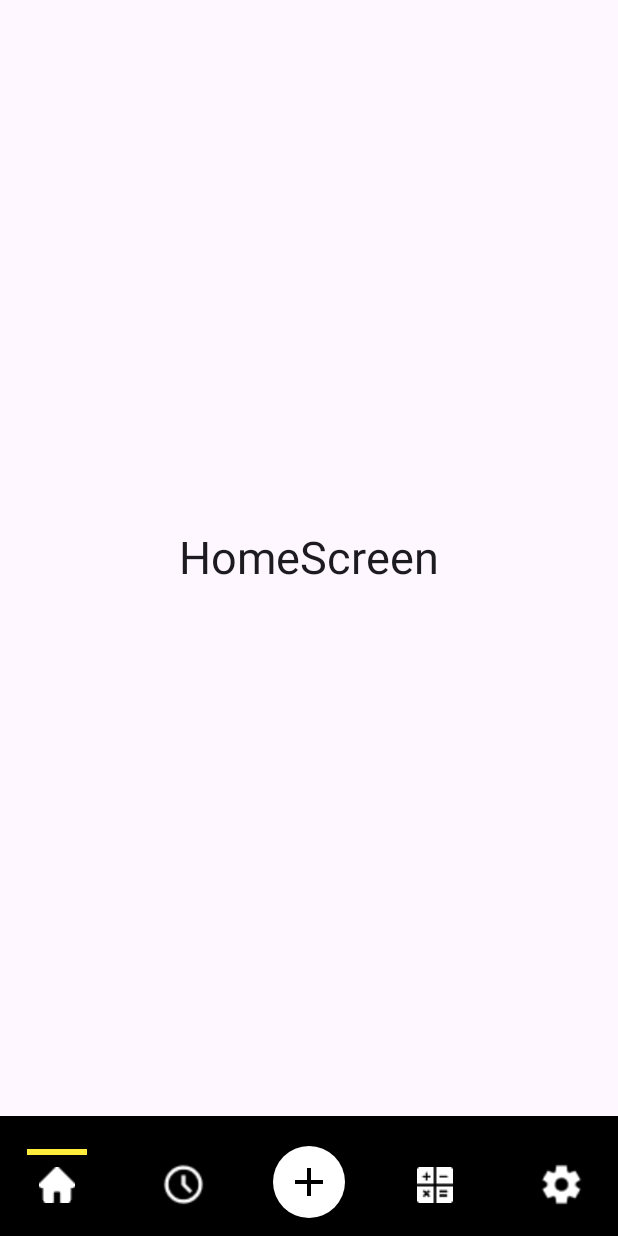
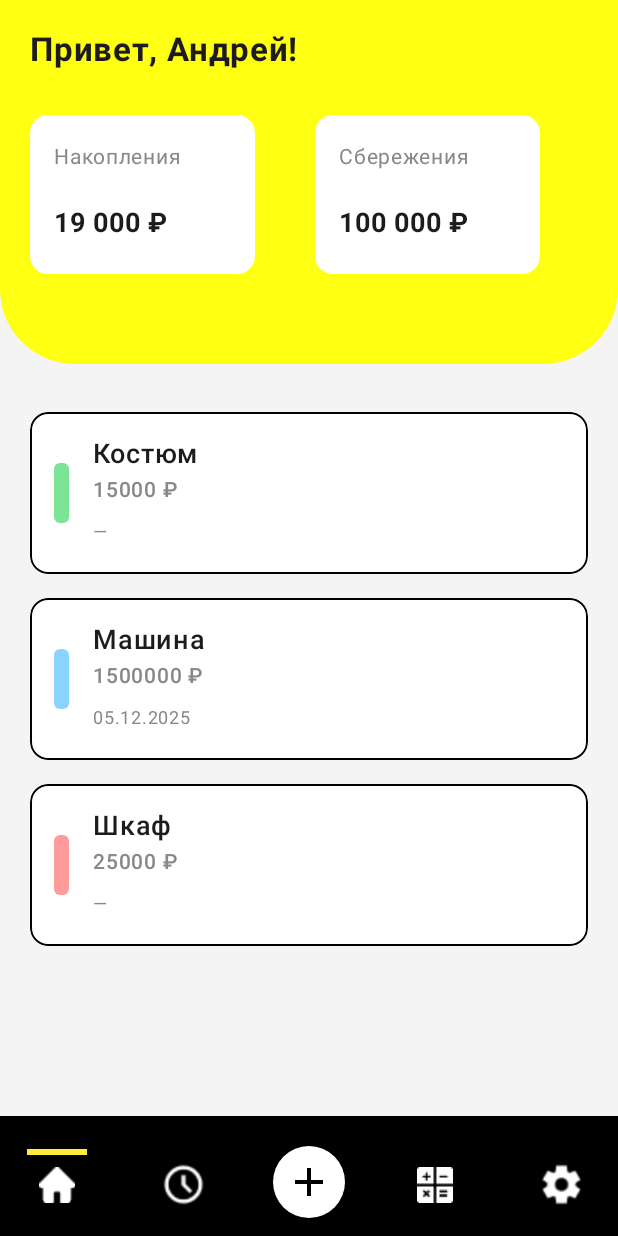
Before and after one commit to durka225/chillOut, an Android app built with Jetpack Compose: the MainScreen screen opened through its navigation route, on a phone screen of 412 x 824 dp. Run offline under Robolectric (Android 15) with nearby library versions, the phone set to English and light mode, and no system bars.

Commit message:
HomeScreen

```diff
--- a/app/build.gradle.kts
+++ b/app/build.gradle.kts
@@ -54,6 +54,7 @@ dependencies {
     implementation(libs.androidx.compose.material3)
     implementation(libs.androidx.compose.runtime)
     implementation(libs.androidx.navigation.compose)
+    implementation(libs.androidx.compose.foundation.layout)
     testImplementation(libs.junit)
     androidTestImplementation(libs.androidx.junit)
     androidTestImplementation(libs.androidx.espresso.core)
--- a/app/src/main/java/com/example/chillout/presentation/MainActivity.kt
+++ b/app/src/main/java/com/example/chillout/presentation/MainActivity.kt
@@ -7,6 +7,8 @@ import androidx.activity.enableEdgeToEdge
 import androidx.compose.foundation.layout.fillMaxSize
 import androidx.compose.foundation.layout.padding
 import androidx.compose.material3.Scaffold
+import androidx.compose.material3.Surface
+import androidx.compose.material3.dynamicLightColorScheme
 import androidx.compose.runtime.Composable
 import androidx.compose.ui.Modifier
 import androidx.compose.ui.tooling.preview.Preview
@@ -20,10 +22,11 @@ class MainActivity : ComponentActivity() {
         super.onCreate(savedInstanceState)
         enableEdgeToEdge()
         setContent {
-            Scaffold(modifier = Modifier.fillMaxSize()) { innerPadding ->
-                MainContent(
-                    modifier = Modifier.padding(innerPadding).fillMaxSize()
-                )
+            ChillOutTheme(dynamicColor = false) {
+                Surface (modifier = Modifier.fillMaxSize()) {
+                    MainContent(
+                    )
+                }
             }
         }
     }
--- a/app/src/main/java/com/example/chillout/presentation/screen/main/MainScreen.kt
+++ b/app/src/main/java/com/example/chillout/presentation/screen/main/MainScreen.kt
@@ -15,6 +15,8 @@ import com.example.chillout.presentation.navigation.Screen
 import com.example.chillout.presentation.screen.main.calculator_buy.CalculatorBuyScreen
 import com.example.chillout.presentation.screen.main.history.HistoryScreen
 import com.example.chillout.presentation.screen.main.home.HomeScreen
+import com.example.chillout.presentation.screen.main.home.MoneyItem
+import com.example.chillout.presentation.screen.main.home.Purchase
 import com.example.chillout.presentation.screen.main.navigation.BottomNavigationBar
 import com.example.chillout.presentation.screen.main.navigation.MainScreenNavigationRoute
 import com.example.chillout.presentation.screen.main.new_buy.NewBuyScreen
@@ -37,7 +39,26 @@ fun MainScreen (
             startDestination = MainScreenNavigationRoute.Home
         ){
             composable<MainScreenNavigationRoute.Home> {
-                HomeScreen()
+                HomeScreen("Андрей", money = MoneyItem(19000,100000), purchases = listOf(
+                    Purchase(
+                        name = "Костюм",
+                        price = 15000,
+                        categoryName = "green",
+                        datalock = "—"
+                    ),
+                    Purchase(
+                        name = "Машина",
+                        price = 1_500_000,
+                        categoryName = "blue",
+                        datalock = "05.12.2025"
+                    ),
+                    Purchase(
+                        name = "Шкаф",
+                        price = 25000,
+                        categoryName = "red",
+                        datalock = "—"
+                    )
+                ))
             }
             composable<MainScreenNavigationRoute.History> {
                 HistoryScreen()
--- a/app/src/main/java/com/example/chillout/presentation/screen/main/home/HomeScreen.kt
+++ b/app/src/main/java/com/example/chillout/presentation/screen/main/home/HomeScreen.kt
@@ -1,28 +1,76 @@
 package com.example.chillout.presentation.screen.main.home
 
+import androidx.compose.foundation.background
 import androidx.compose.foundation.layout.Arrangement
 import androidx.compose.foundation.layout.Column
+import androidx.compose.foundation.layout.Spacer
 import androidx.compose.foundation.layout.fillMaxSize
+import androidx.compose.foundation.layout.height
+import androidx.compose.foundation.rememberScrollState
+import androidx.compose.foundation.verticalScroll
 import androidx.compose.material3.Text
 import androidx.compose.runtime.Composable
 import androidx.compose.ui.Alignment
 import androidx.compose.ui.Modifier
+import androidx.compose.ui.graphics.Color
+import androidx.compose.ui.tooling.preview.Preview
+import androidx.compose.ui.unit.dp
 import androidx.compose.ui.unit.sp
+import com.example.chillout.presentation.screen.main.new_buy.NewBuyScreen
+import com.example.chillout.presentation.ui.component.GreetingHeader
+import com.example.chillout.presentation.ui.component.NewPurchase
 
 @Composable
-fun HomeScreen (
+fun HomeScreen(
+    name: String = "Андрей",
+    money: MoneyItem,
+    purchases: List<Purchase>
+) {
+    Column(
+        modifier = Modifier
+            .fillMaxSize()
+            .background(Color(0xFFF4F4F4))
+            .verticalScroll(rememberScrollState())
+    ) {
+        GreetingHeader(name = name, money = money)
 
-){
-    Column(
-        modifier = Modifier.fillMaxSize(),
-        verticalArrangement = Arrangement.Center,
-        horizontalAlignment = Alignment.CenterHorizontally
+        Spacer(Modifier.height(24.dp))
 
-    ) {
-        Text(
-            text = "HomeScreen",
-            fontSize = 30.sp
+        purchases.forEach { purchase ->
+            NewPurchase(purchase = purchase)
+        }
+    }
+}
+
+
+@Composable
+@Preview (showBackground = true)
+fun HomeScreenPreview(){
+    HomeScreen(
+        name = "Андрей",
+        money = MoneyItem(
+            savingMoney = 50_000,
+            currentMoney = 150_000
+        ),
+        purchases = listOf(
+            Purchase(
+                name = "Костюм",
+                price = 15000,
+                categoryName = "green",
+                datalock = "—"
+            ),
+            Purchase(
+                name = "Машина",
+                price = 1_500_000,
+                categoryName = "blue",
+                datalock = "05.12.2025"
+            ),
+            Purchase(
+                name = "Шкаф",
+                price = 25000,
+                categoryName = "red",
+                datalock = "—"
+            )
         )
-    }
-
+    )
 }
--- /dev/null
+++ b/app/src/main/java/com/example/chillout/presentation/screen/main/home/MoneyItem.kt
@@ -0,0 +1,6 @@
+package com.example.chillout.presentation.screen.main.home
+
+data class MoneyItem(
+    val savingMoney: Int,
+    val currentMoney: Int
+)
--- /dev/null
+++ b/app/src/main/java/com/example/chillout/presentation/screen/main/home/Purchase.kt
@@ -0,0 +1,8 @@
+package com.example.chillout.presentation.screen.main.home
+
+data class Purchase(
+    val name: String,
+    val price: Int,
+    val categoryName: String,
+    val datalock: String
+)
--- a/app/src/main/java/com/example/chillout/presentation/screen/main/new_buy/NewBuyScreen.kt
+++ b/app/src/main/java/com/example/chillout/presentation/screen/main/new_buy/NewBuyScreen.kt
@@ -1,6 +1,7 @@
 package com.example.chillout.presentation.screen.main.new_buy
 
 import androidx.compose.foundation.background
+import androidx.compose.foundation.layout.Box
 import androidx.compose.foundation.layout.Column
 import androidx.compose.foundation.layout.Row
 import androidx.compose.foundation.layout.fillMaxSize
@@ -39,11 +40,14 @@ fun NewBuyScreen(
         Row(
             modifier = Modifier.fillMaxWidth()
         ) {
-            Text(
-                modifier = Modifier.padding(top = 25.dp, start = 30.dp),
-                text = "Добавление\nпокупки",
-                fontSize = 40.sp
-            )
+            Box() {
+                Text(
+                    modifier = Modifier.padding(top = 20.dp, start = 30.dp),
+                    text = "Добавление\nпокупки",
+                    fontSize = 40.sp,
+                    lineHeight = 40.sp
+                )
+            }
         }
 
         Card(
--- a/app/src/main/java/com/example/chillout/presentation/screen/user_profile_setup/UserProfileSetupScreen.kt
+++ b/app/src/main/java/com/example/chillout/presentation/screen/user_profile_setup/UserProfileSetupScreen.kt
@@ -38,7 +38,7 @@ fun UserProfileSetupScreen(
         horizontalAlignment = Alignment.CenterHorizontally
     ) {
         Row(
-        modifier = Modifier.fillMaxWidth()
+        modifier = Modifier.fillMaxWidth().padding(top = 20.dp)
         ) {
             Text(
                 modifier = Modifier.padding(top = 25.dp, start = 30.dp),
--- /dev/null
+++ b/app/src/main/java/com/example/chillout/presentation/ui/component/GreetingHeader.kt
@@ -0,0 +1,59 @@
+package com.example.chillout.presentation.ui.component
+
+import androidx.compose.foundation.background
+import androidx.compose.foundation.layout.Arrangement
+import androidx.compose.foundation.layout.Box
+import androidx.compose.foundation.layout.Column
+import androidx.compose.foundation.layout.Row
+import androidx.compose.foundation.layout.Spacer
+import androidx.compose.foundation.layout.fillMaxWidth
+import androidx.compose.foundation.layout.height
+import androidx.compose.foundation.layout.padding
+import androidx.compose.foundation.shape.RoundedCornerShape
+import androidx.compose.material3.Text
+import androidx.compose.runtime.Composable
+import androidx.compose.ui.Modifier
+import androidx.compose.ui.graphics.Color
+import androidx.compose.ui.text.font.FontWeight
+import androidx.compose.ui.tooling.preview.Preview
+import androidx.compose.ui.unit.dp
+import androidx.compose.ui.unit.sp
+import com.example.chillout.presentation.screen.main.home.HomeScreen
+import com.example.chillout.presentation.screen.main.home.MoneyItem
+
+@Composable
+fun GreetingHeader(name: String, money: MoneyItem) {
+    Box(
+        modifier = Modifier
+            .fillMaxWidth()
+            .background(
+                Color(0xFFFFFF11),
+                shape = RoundedCornerShape(
+                    bottomStart = 50.dp,
+                    bottomEnd = 50.dp
+                )
+            )
+            .padding(20.dp)
+    ) {
+        Column {
+            Text(
+                text = "Привет, $name!",
+                fontSize = 22.sp,
+                fontWeight = FontWeight.Bold
+            )
+
+            Spacer(Modifier.height(30.dp))
+
+            Row(horizontalArrangement = Arrangement.spacedBy(40.dp)) {
+                MoneyCard(title = "Накопления", amount = money.savingMoney)
+                MoneyCard(title = "Сбережения", amount = money.currentMoney)
+            }
+            Spacer(Modifier.height(40.dp))
+        }
+    }
+}
+//@Composable
+//@Preview (showBackground = true)
+//fun GreetingHeaderPreview(){
+//    GreetingHeader("Андрей",)
+//}
--- /dev/null
+++ b/app/src/main/java/com/example/chillout/presentation/ui/component/MoneyCard.kt
@@ -0,0 +1,46 @@
+package com.example.chillout.presentation.ui.component
+
+import androidx.compose.foundation.background
+import androidx.compose.foundation.layout.Column
+import androidx.compose.foundation.layout.Spacer
+import androidx.compose.foundation.layout.height
+import androidx.compose.foundation.layout.padding
+import androidx.compose.foundation.layout.width
+import androidx.compose.foundation.shape.RoundedCornerShape
+import androidx.compose.material3.Text
+import androidx.compose.runtime.Composable
+import androidx.compose.ui.Modifier
+import androidx.compose.ui.draw.clip
+import androidx.compose.ui.draw.shadow
+import androidx.compose.ui.graphics.Color
+import androidx.compose.ui.text.font.FontWeight
+import androidx.compose.ui.tooling.preview.Preview
+import androidx.compose.ui.unit.dp
+import androidx.compose.ui.unit.sp
+
+@Composable
+fun MoneyCard(title: String, amount: Int) {
+    Column(
+        modifier = Modifier
+            .width(150.dp)
+            .clip(RoundedCornerShape(12.dp))
+            .background(Color.White)
+            .padding(16.dp)
+//            .shadow(4.dp, RoundedCornerShape(12.dp))
+    ) {
+        Text(title, fontSize = 14.sp, color = Color.Gray)
+        Spacer(Modifier.height(20.dp))
+        Text(
+            modifier = Modifier.height(30.dp),
+            text = "%,d ₽".format(amount).replace(',', ' '),
+            fontWeight = FontWeight.Bold,
+            fontSize = 18.sp
+
+        )
+    }
+}
+@Composable
+@Preview (showBackground = true)
+fun MoneyCardPreview(){
+    MoneyCard("Накопления", 15000)
+}
--- /dev/null
+++ b/app/src/main/java/com/example/chillout/presentation/ui/component/NewPurchase.kt
@@ -0,0 +1,85 @@
+package com.example.chillout.presentation.ui.component
+
+import androidx.compose.foundation.background
+import androidx.compose.foundation.border
+import androidx.compose.foundation.layout.Box
+import androidx.compose.foundation.layout.Column
+import androidx.compose.foundation.layout.Row
+import androidx.compose.foundation.layout.Spacer
+import androidx.compose.foundation.layout.fillMaxWidth
+import androidx.compose.foundation.layout.height
+import androidx.compose.foundation.layout.padding
+import androidx.compose.foundation.layout.width
+import androidx.compose.foundation.shape.RoundedCornerShape
+import androidx.compose.material3.Text
+import androidx.compose.runtime.Composable
+import androidx.compose.ui.Alignment
+import androidx.compose.ui.Modifier
+import androidx.compose.ui.draw.clip
+import androidx.compose.ui.graphics.Color
+import androidx.compose.ui.text.font.FontWeight
+import androidx.compose.ui.unit.dp
+import androidx.compose.ui.unit.sp
+import com.example.chillout.presentation.screen.main.home.Purchase
+
+@Composable
+fun NewPurchase(purchase: Purchase) {
+
+    val color = when (purchase.categoryName.lowercase()) {
+        "green" -> Color(0xFF7BE495)
+        "blue"  -> Color(0xFF8BD3FF)
+        "red"   -> Color(0xFFFF9B9B)
+        else    -> Color.LightGray
+    }
+
+    Row(
+        modifier = Modifier
+            .fillMaxWidth()
+            .padding(horizontal = 20.dp, vertical = 8.dp)
+            .clip(RoundedCornerShape(12.dp))
+            .background(Color.White)
+            .border(1.dp, Color.Black, RoundedCornerShape(12.dp))
+            .padding(16.dp),
+        verticalAlignment = Alignment.CenterVertically
+    ) {
+        Box(
+            modifier = Modifier
+                .width(10.dp)
+                .height(40.dp)
+                .clip(RoundedCornerShape(4.dp))
+                .background(color)
+        )
+
+        Spacer(Modifier.width(16.dp))
+
+        Column(modifier = Modifier.weight(1f)) {
+
+            Text(
+                purchase.name,
+                fontSize = 18.sp,
+                fontWeight = FontWeight.Medium
+            )
+
+            Text(
+                text = "${purchase.price} ₽",
+                fontSize = 14.sp,
+                fontWeight = FontWeight.SemiBold,
+                color = Color.Gray
+            )
+
+            Spacer(Modifier.height(4.dp))
+
+            Text(
+                purchase.datalock,
+                fontSize = 12.sp,
+                color = Color.Gray
+            )
+        }
+    }
+}
+
+//@Composable
+//@Preview (showBackground = true)
+//fun GoalItemPreview(){
+//    GoalItem()
+//}
--- a/gradle/libs.versions.toml
+++ b/gradle/libs.versions.toml
@@ -13,6 +13,7 @@ runtime = "1.9.4"
 navigationCompose = "2.9.6"
 converterGson = "3.0.0"
 accompanistFlowlayout = "0.36.0"
+foundationLayout = "1.10.0"
 
 
 [libraries]
@@ -36,6 +37,7 @@ converter-scalars = { module = "com.squareup.retrofit2:converter-scalars", versi
 androidx-compose-runtime = { group = "androidx.compose.runtime", name = "runtime", version.ref = "runtime" }
 androidx-navigation-compose = { group = "androidx.navigation", name = "navigation-compose", version.ref = "navigationCompose" }
 retrofit = { module = "com.squareup.retrofit2:retrofit", version.ref = "retrofit" }
+androidx-compose-foundation-layout = { group = "androidx.compose.foundation", name = "foundation-layout", version.ref = "foundationLayout" }
 
 
 [plugins]
```
